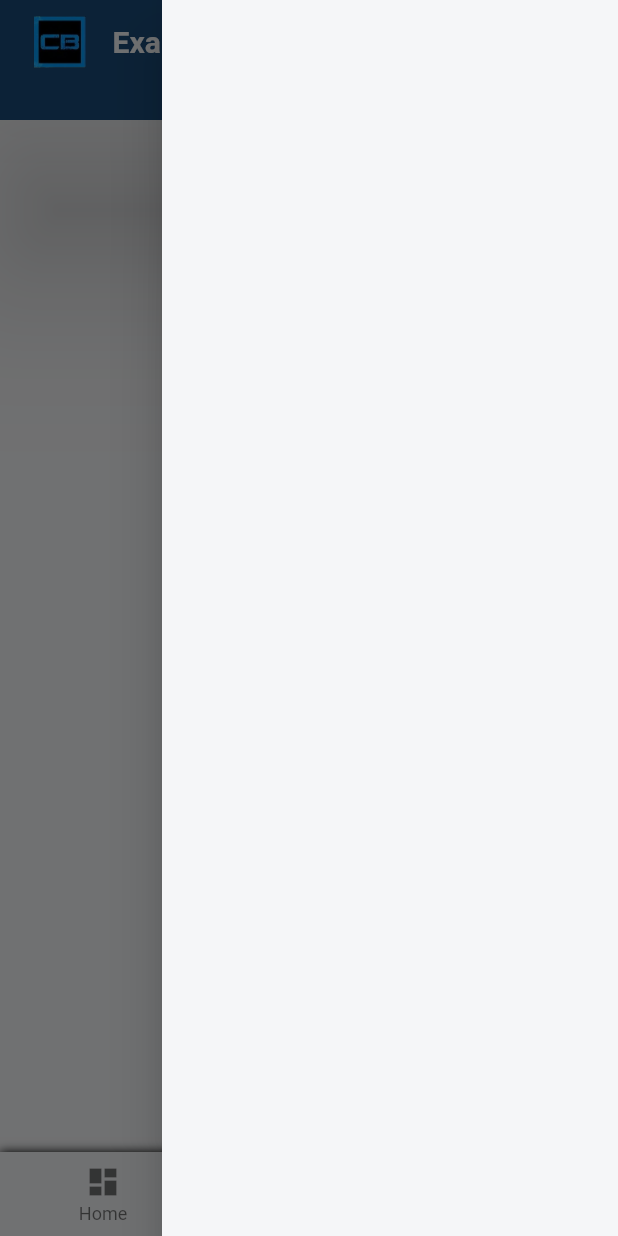
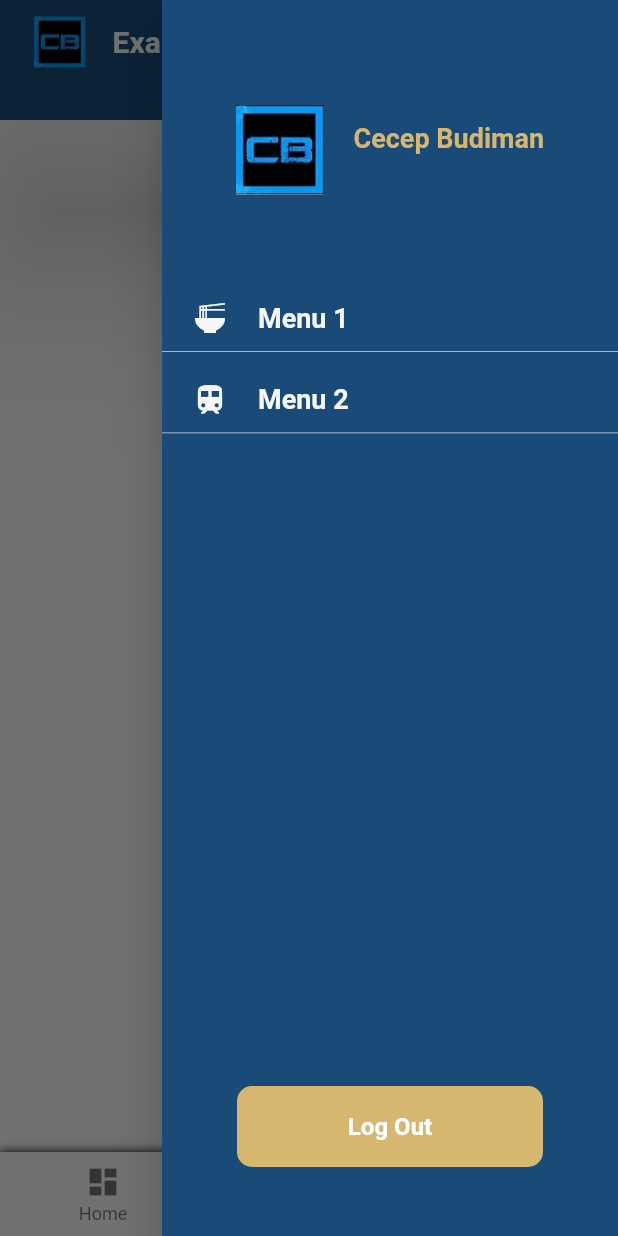
Before and after one commit to c3budiman/FlutterBoiler, a Flutter app: the ExamplesScreen screen opened by its route, with the side drawer open, on a phone screen of 412 x 824 dp. Run offline on Flutter 3.47's test engine with Material 2 defaults, Android fonts, the phone set to English and light mode, and no system bars; our stand-ins replace awesome_notifications, connectivity, dio, flutter_spinkit, pin_code_fields, shared_preferences and 1 more; accounts and stored records are empty; network calls fail.

Commit message:
push dlu

```diff
--- a/lib/Configs/Urls.dart
+++ b/lib/Configs/Urls.dart
@@ -1,4 +1,5 @@
 class Urls {
   static final baseUrl = 'https://60c8c3513fcd810017036b8c.mockapi.io';
   static final baseNotif = 'ws://c4budiman.com:8080';
+  static final baseLogin = 'https://next-js-boiler.vercel.app';
 }
--- a/lib/Pages/Examples/Screen/ExamplesScreen.dart
+++ b/lib/Pages/Examples/Screen/ExamplesScreen.dart
@@ -1,8 +1,10 @@
 import 'package:flutter/material.dart';
 import 'package:flutterboiler/Configs/Colors.dart';
+import 'package:flutterboiler/Utils/NavigatorCustom.dart';
 import 'package:flutterboiler/Widgets/Appbar/AppbarPrimary.dart';
 import 'package:flutterboiler/Widgets/BottomNavbar/BottomNavbarPrimary.dart';
 import 'package:flutterboiler/Widgets/BottomNavbar/Logic/NavbarLogic.dart';
+import 'package:flutterboiler/Widgets/Drawer/DrawerPrimary.dart';
 
 class ExamplesScreen extends StatefulWidget {
   ExamplesScreen();
@@ -19,7 +21,16 @@ class _ExamplesScreenState extends State<ExamplesScreen> {
 
   @override
   Widget build(BuildContext context) {
-    return Scaffold(
+    return WillPopScope(
+      onWillPop: () async {
+        await NavigatorCustom.forwardNavigate(
+          context: context,
+          from: '/example',
+          to: '/home',
+        );
+        return false;
+      },
+      child: Scaffold(
         backgroundColor: Theme.of(context).colorScheme.whiteTheme,
         appBar: PreferredSize(
           preferredSize: const Size.fromHeight(80),
@@ -29,7 +40,7 @@ class _ExamplesScreenState extends State<ExamplesScreen> {
             backgroundColor: Theme.of(context).colorScheme.blueOldTheme,
           ),
         ),
-      endDrawer: Drawer(),
+        endDrawer: DrawerPrimary(),
         bottomNavigationBar: BottomNavbarPrimary(
           activeBar: 1,
           onTap: (index) {
@@ -40,6 +51,7 @@ class _ExamplesScreenState extends State<ExamplesScreen> {
             );
           },
         ),
+      ),
     );
   }
 }
--- a/lib/Pages/Experiment/Screen/BlankTemplate.dart
+++ b/lib/Pages/Experiment/Screen/BlankTemplate.dart
@@ -3,6 +3,7 @@ import 'package:flutterboiler/Configs/Colors.dart';
 import 'package:flutterboiler/Widgets/Appbar/AppbarPrimary.dart';
 import 'package:flutterboiler/Widgets/BottomNavbar/BottomNavbarPrimary.dart';
 import 'package:flutterboiler/Widgets/BottomNavbar/Logic/NavbarLogic.dart';
+import 'package:flutterboiler/Widgets/Drawer/DrawerPrimary.dart';
 
 class BlankTemplate extends StatefulWidget {
   BlankTemplate();
@@ -29,7 +30,7 @@ class _BlankTemplateState extends State<BlankTemplate> {
           backgroundColor: Theme.of(context).colorScheme.blueOldTheme,
         ),
       ),
-      endDrawer: Drawer(),
+      endDrawer: DrawerPrimary(),
       bottomNavigationBar: BottomNavbarPrimary(
         activeBar: 0,
         onTap: (index) {
--- a/lib/Pages/Profile/Screen/ProfileScreen.dart
+++ b/lib/Pages/Profile/Screen/ProfileScreen.dart
@@ -3,6 +3,7 @@ import 'package:flutterboiler/Configs/Colors.dart';
 import 'package:flutterboiler/Widgets/Appbar/AppbarPrimary.dart';
 import 'package:flutterboiler/Widgets/BottomNavbar/BottomNavbarPrimary.dart';
 import 'package:flutterboiler/Widgets/BottomNavbar/Logic/NavbarLogic.dart';
+import 'package:flutterboiler/Widgets/Drawer/DrawerPrimary.dart';
 
 class ProfileScreen extends StatefulWidget {
   ProfileScreen();
@@ -29,7 +30,7 @@ class _ProfileScreenState extends State<ProfileScreen> {
           backgroundColor: Theme.of(context).colorScheme.blueOldTheme,
         ),
       ),
-      endDrawer: Drawer(),
+      endDrawer: DrawerPrimary(),
       bottomNavigationBar: BottomNavbarPrimary(
         activeBar: 2,
         onTap: (index) {
--- /dev/null
+++ b/lib/Widgets/Drawer/DrawerPrimary.dart
@@ -0,0 +1,133 @@
+import 'package:flutterboiler/Configs/Colors.dart';
+import 'package:flutter/material.dart';
+import 'package:flutterboiler/Configs/Images.dart';
+import 'package:flutterboiler/Pages/Login/Logic/LoginLogic.dart';
+import 'package:flutterboiler/Utils/PrintUtils.dart';
+import 'package:flutterboiler/Widgets/Drawer/Widgets/DrawerItems.dart';
+
+class DrawerPrimary extends StatefulWidget {
+  DrawerPrimary();
+
+  @override
+  _DrawerPrimaryState createState() => _DrawerPrimaryState();
+}
+
+class _DrawerPrimaryState extends State<DrawerPrimary> {
+  doLogout() {
+    Navigator.of(context).pop();
+  }
+
+  @override
+  Widget build(BuildContext context) {
+    return Drawer(
+      child: Stack(
+        children: [
+          Container(
+            color: Theme.of(context).colorScheme.blueOldTheme,
+            child: Container(
+              margin: EdgeInsets.only(top: 50),
+              child: Column(
+                mainAxisAlignment: MainAxisAlignment.start,
+                crossAxisAlignment: CrossAxisAlignment.start,
+                children: [
+                  Container(
+                    margin: EdgeInsets.only(
+                        left: 20, right: 20, top: 20, bottom: 20),
+                    child: Row(
+                      mainAxisAlignment: MainAxisAlignment.center,
+                      children: [
+                        Image.asset(
+                          Images.logo,
+                          height: 60,
+                        ),
+                        SizedBox(
+                          width: 20,
+                        ),
+                        Column(
+                          children: [
+                            Text(
+                              'Cecep Budiman',
+                              style: TextStyle(
+                                color: Theme.of(context).colorScheme.goldTheme,
+                                fontSize: 18,
+                                fontWeight: FontWeight.bold,
+                              ),
+                            ),
+                            Text(
+                              LoginLogic.user['username'],
+                              style: TextStyle(
+                                color: Theme.of(context).colorScheme.whiteTheme,
+                                fontSize: 14,
+                              ),
+                            ),
+                          ],
+                        )
+                      ],
+                    ),
+                  ),
+                  // Divider(
+                  //   color: Theme.of(context).colorScheme.whiteTheme,
+                  //   height: 4,
+                  //   thickness: 4,
+                  // ),
+                  SizedBox(height: 40),
+                  DrawerItems(
+                    title: 'Menu 1',
+                    icon: Icons.ramen_dining,
+                    color: Theme.of(context).colorScheme.whiteTheme,
+                    onTap: () {
+                      PrintUtils.printWhite('Tapped on menu 1');
+                    },
+                  ),
+                  DrawerItems(
+                    title: 'Menu 2',
+                    icon: Icons.train,
+                    color: Theme.of(context).colorScheme.whiteTheme,
+                    onTap: () {
+                      PrintUtils.printWhite('Tapped on menu 2');
+                    },
+                  ),
+                ],
+              ),
+            ),
+          ),
+          Positioned.fill(
+            child: Align(
+              alignment: Alignment.bottomCenter,
+              child: Container(
+                width: MediaQuery.of(context).size.width,
+                margin: EdgeInsets.only(right: 50, left: 50),
+                height: 100,
+                // color: Colors.black,
+                child: Container(
+                  margin: EdgeInsets.only(bottom: 46),
+                  width: MediaQuery.of(context).size.width,
+                  decoration: BoxDecoration(
+                    borderRadius: BorderRadius.circular(10),
+                    color: Theme.of(context).colorScheme.goldTheme,
+                  ),
+                  child: InkWell(
+                    onTap: () {
+                      doLogout();
+                    },
+                    child: Align(
+                      alignment: Alignment.center,
+                      child: Text(
+                        "Log Out",
+                        style: TextStyle(
+                          color: Colors.white,
+                          fontWeight: FontWeight.bold,
+                          fontSize: 16,
+                        ),
+                      ),
+                    ),
+                  ),
+                ),
+              ),
+            ),
+          ),
+        ],
+      ),
+    );
+  }
+}
--- /dev/null
+++ b/lib/Widgets/Drawer/Widgets/DrawerItems.dart
@@ -0,0 +1,60 @@
+import 'package:flutter/material.dart';
+
+class DrawerItems extends StatefulWidget {
+  DrawerItems({
+    required this.title,
+    required this.icon,
+    required this.color,
+    Function? this.onTap,
+  });
+
+  final String title;
+  final Color color;
+  final IconData icon;
+  final onTap;
+
+  @override
+  _DrawerItemsState createState() => _DrawerItemsState();
+}
+
+class _DrawerItemsState extends State<DrawerItems> {
+  @override
+  Widget build(BuildContext context) {
+    return InkWell(
+      onTap: widget.onTap,
+      child: Container(
+        decoration: BoxDecoration(
+          border: Border(
+            bottom: BorderSide(
+              color: Colors.white,
+              width: 0.4,
+            ),
+          ),
+        ),
+        padding: EdgeInsets.all(10),
+        margin: EdgeInsets.only(bottom: 10),
+        child: Row(
+          mainAxisAlignment: MainAxisAlignment.start,
+          children: [
+            SizedBox(width: 10),
+            Icon(
+              widget.icon,
+              // size: 20,
+              color: widget.color,
+            ),
+            SizedBox(width: 20),
+            Text(
+              widget.title,
+              style: TextStyle(
+                color: widget.color,
+                fontSize: 18,
+                fontWeight: FontWeight.bold,
+              ),
+            ),
+            SizedBox(width: 20),
+          ],
+        ),
+      ),
+    );
+  }
+}
--- a/pubspec.yaml
+++ b/pubspec.yaml
@@ -25,6 +25,8 @@ dependencies:
   awesome_notifications: ^0.0.6+9
   pin_code_fields: ^7.2.0
   shimmer: ^2.0.0
+  flutter_spinkit: ^5.0.0
+  crypto: ^3.0.1
 
 dev_dependencies:
   flutter_test:
```
Also changed, not shown: lib/Pages/Home/Screen/HomeScreen.dart (+13 -4 lines), lib/Pages/Home/Widgets/BlogItems.dart (added, +89 -0 lines), lib/Pages/Login/Logic/LoginLogic.dart (added, +79 -0 lines), lib/Pages/Login/Screen/LoginScreen.dart (+72 -8 lines), lib/Utils/Fetcher.dart (+57 -3 lines), lib/Widgets/Dialogs/SuccessDialog.dart (added, +52 -0 lines), pubspec.lock. Lines whose indentation alone changed are shown as unchanged.
